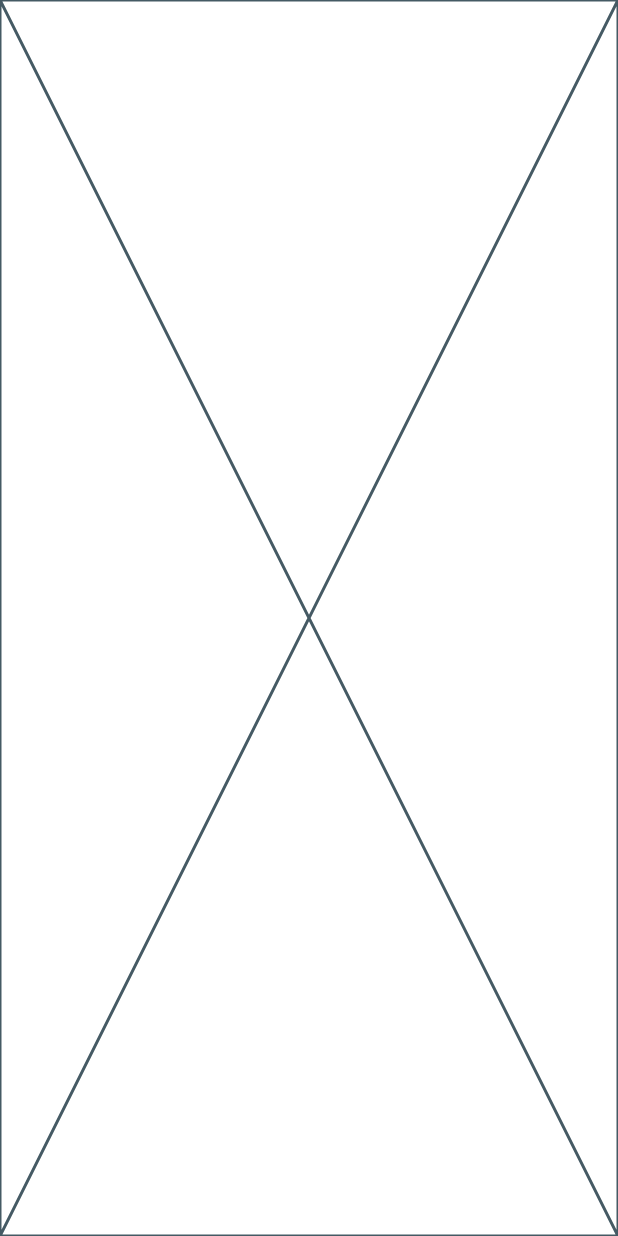
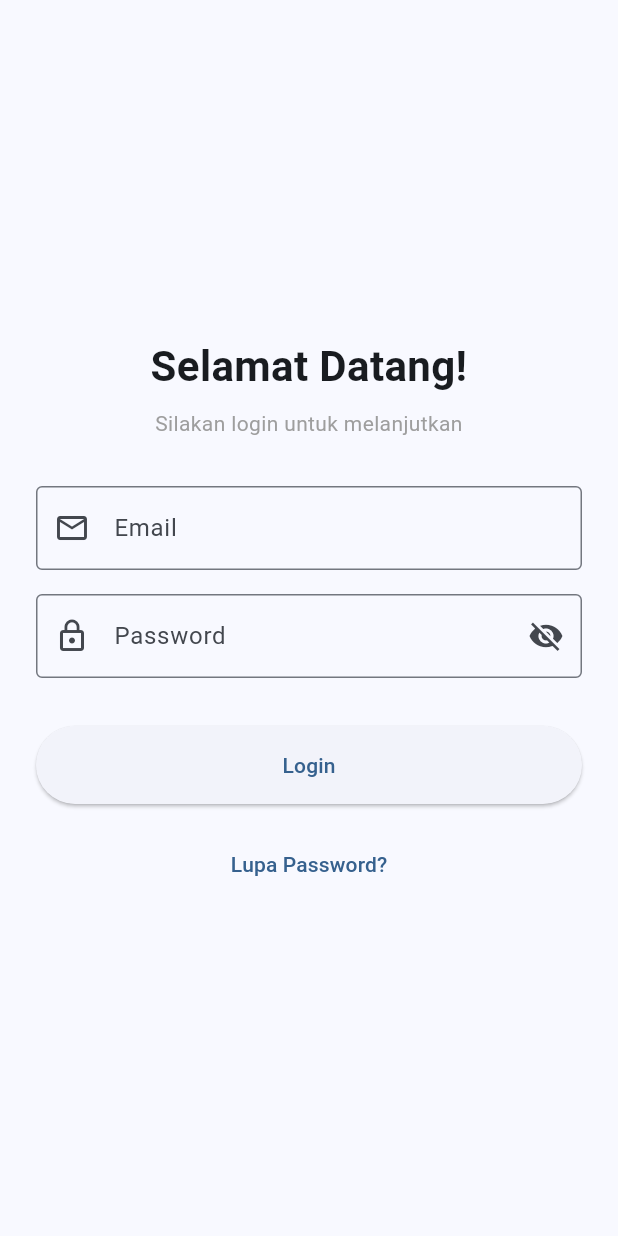
Before and after one commit to Priannn/uts_mobileprogramming, a Flutter app: the screen it shows after launch, on a phone screen of 412 x 824 dp. Run offline on Flutter 3.47's test engine with Material 3 defaults, Android fonts, the phone set to English and light mode, and no system bars.

Commit message:
membuat halaman login

```diff
--- a/lib/main.dart
+++ b/lib/main.dart
@@ -1,4 +1,5 @@
 import 'package:flutter/material.dart';
+import 'package:uts_mobileprogramming/screens/login_screen.dart';
 
 // fungsi utama - titik masuk aplikasi berjalan
 void main() {
@@ -22,7 +23,7 @@ class MyApp extends StatelessWidget {
       initialRoute: '/',
       // Daftar semua halaman beserta alamat route-nya
       routes: {
-        '/': (context) => const Placeholder(),
+        '/': (context) => const LoginScreen(),
 
         '/forgot_password': (context) => const Placeholder(),
 
--- /dev/null
+++ b/lib/screens/login_screen.dart
@@ -0,0 +1,161 @@
+import 'package:flutter/material.dart';
+
+class LoginScreen extends StatefulWidget {
+  const LoginScreen({super.key});
+
+  @override
+  State<LoginScreen> createState() => _LoginScreenState();
+}
+
+class _LoginScreenState extends State<LoginScreen> {
+
+  final TextEditingController _emailController = TextEditingController();
+  final TextEditingController _passwordController = TextEditingController();
+
+  bool _isLoading = false;
+  bool _isPasswordVisible = false;
+  String _errorMessage = '';
+
+  @override
+  void dispose() {
+    _emailController.dispose();
+    _passwordController.dispose();
+    super.dispose();
+  }
+
+  void _handleLogin() {
+    _doLogin();
+  }
+
+  void _doLogin() {
+    setState(() {
+      _isLoading = true;
+      _errorMessage = '';
+    });
+
+    final email = _emailController.text.trim();
+    final password = _passwordController.text;
+
+    if (email == 'admin@test.com' && password == 'Admin123') {
+      Navigator.pushReplacementNamed(context, '/dashboard');
+    } else {
+      setState(() {
+        _errorMessage = 'Email atau password salah!';
+      });
+    }
+
+    setState(() {
+      _isLoading = false;
+    });
+  }
+
+  @override
+  Widget build(BuildContext context) {
+    return Scaffold(
+      body: SafeArea(
+        child: Center(
+          child: SingleChildScrollView(
+            padding: const EdgeInsets.all(24),
+            child: Column( //
+              crossAxisAlignment: CrossAxisAlignment.stretch,
+              children: [
+
+                const Text(
+                  'Selamat Datang!',
+                  style: TextStyle(
+                    fontSize: 28,
+                    fontWeight: FontWeight.bold,
+                  ),
+                  textAlign: TextAlign.center,
+                ),
+
+                const SizedBox(height: 8),
+
+                const Text(
+                  'Silakan login untuk melanjutkan',
+                  style: TextStyle(fontSize: 14, color: Colors.grey),
+                  textAlign: TextAlign.center,
+                ),
+
+                const SizedBox(height: 32),
+
+                TextField(
+                  controller: _emailController,
+                  keyboardType: TextInputType.emailAddress,
+                  decoration: const InputDecoration(
+                    labelText: 'Email',
+                    hintText: 'Masukkan email kamu',
+                    prefixIcon: Icon(Icons.email_outlined),
+                    border: OutlineInputBorder(),
+                  ),
+                ),
+
+                const SizedBox(height: 16),
+
+                TextField(
+                  controller: _passwordController,
+                  obscureText: !_isPasswordVisible,
+                  decoration: InputDecoration(
+                    labelText: 'Password',
+                    hintText: 'Masukkan password kamu',
+                    prefixIcon: const Icon(Icons.lock_outline),
+                    border: const OutlineInputBorder(),
+                    suffixIcon: IconButton(
+                      icon: Icon(
+                        _isPasswordVisible
+                            ? Icons.visibility
+                            : Icons.visibility_off,
+                      ),
+                      onPressed: () {
+                        setState(() {
+                          _isPasswordVisible = !_isPasswordVisible;
+                        });
+                      },
+                    ),
+                  ),
+                ),
+
+                const SizedBox(height: 8),
+
+                if (_errorMessage.isNotEmpty)
+                  Padding(
+                    padding: const EdgeInsets.only(top: 8),
+                    child: Text(
+                      _errorMessage,
+                      style: const TextStyle(color: Colors.red),
+                      textAlign: TextAlign.center,
+                    ),
+                  ),
+
+                const SizedBox(height: 24),
+
+                ElevatedButton(
+                  onPressed: _isLoading ? null : _handleLogin,
+                  style: ElevatedButton.styleFrom(
+                    padding: const EdgeInsets.symmetric(vertical: 16),
+                  ),
+                  child: _isLoading
+                      ? const SizedBox(
+                          height: 20,
+                          width: 20,
+                          child: CircularProgressIndicator(strokeWidth: 2),
+                        )
+                      : const Text('Login'),
+                ),
+
+                const SizedBox(height: 16),
+
+                TextButton(
+                  onPressed: () {
+                    Navigator.pushNamed(context, '/forgot_password');
+                  },
+                  child: const Text('Lupa Password?'),
+                ),
+              ],
+            ),
+          ),
+        ),
+      ),
+    );
+  }
+}
```
